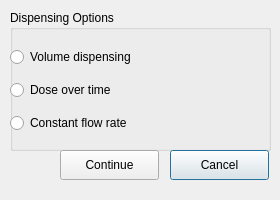
Qt form EZOPump/UI_Files/OtherDispensingOptionsDialog.ui (ademola-adekunle/nrcbiosensorapps) before a commit.
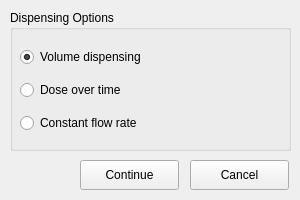
The same form after that commit.

Diff of the .ui file:
```diff
--- a/EZOPump/UI_Files/OtherDispensingOptionsDialog.ui
+++ b/EZOPump/UI_Files/OtherDispensingOptionsDialog.ui
@@ -6,10 +6,28 @@
    <rect>
     <x>0</x>
     <y>0</y>
-    <width>280</width>
+    <width>300</width>
     <height>200</height>
    </rect>
   </property>
+  <property name="sizePolicy">
+   <sizepolicy hsizetype="Fixed" vsizetype="Fixed">
+    <horstretch>0</horstretch>
+    <verstretch>0</verstretch>
+   </sizepolicy>
+  </property>
+  <property name="minimumSize">
+   <size>
+    <width>300</width>
+    <height>200</height>
+   </size>
+  </property>
+  <property name="maximumSize">
+   <size>
+    <width>300</width>
+    <height>200</height>
+   </size>
+  </property>
   <property name="windowTitle">
    <string>Dispensing Options</string>
   </property>
@@ -18,7 +36,7 @@
     <rect>
      <x>10</x>
      <y>10</y>
-     <width>261</width>
+     <width>281</width>
      <height>141</height>
     </rect>
    </property>
@@ -28,7 +46,7 @@
    <widget class="QWidget" name="verticalLayoutWidget">
     <property name="geometry">
      <rect>
-      <x>0</x>
+      <x>10</x>
       <y>30</y>
       <width>261</width>
       <height>101</height>
@@ -40,6 +58,9 @@
        <property name="text">
         <string>Volume dispensing</string>
        </property>
+       <property name="checked">
+        <bool>true</bool>
+       </property>
       </widget>
      </item>
      <item>
@@ -62,8 +83,8 @@
   <widget class="QPushButton" name="cancel">
    <property name="geometry">
     <rect>
-     <x>170</x>
-     <y>150</y>
+     <x>190</x>
+     <y>160</y>
      <width>99</width>
      <height>30</height>
     </rect>
@@ -71,12 +92,15 @@
    <property name="text">
     <string>Cancel</string>
    </property>
+   <property name="autoDefault">
+    <bool>false</bool>
+   </property>
   </widget>
   <widget class="QPushButton" name="cont">
    <property name="geometry">
     <rect>
-     <x>60</x>
-     <y>150</y>
+     <x>80</x>
+     <y>160</y>
      <width>99</width>
      <height>30</height>
     </rect>
@@ -84,6 +108,9 @@
    <property name="text">
     <string>Continue</string>
    </property>
+   <property name="autoDefault">
+    <bool>false</bool>
+   </property>
   </widget>
  </widget>
  <resources/>
```
Left out of the diff: 7 changed lines with no effect on the pictures.
